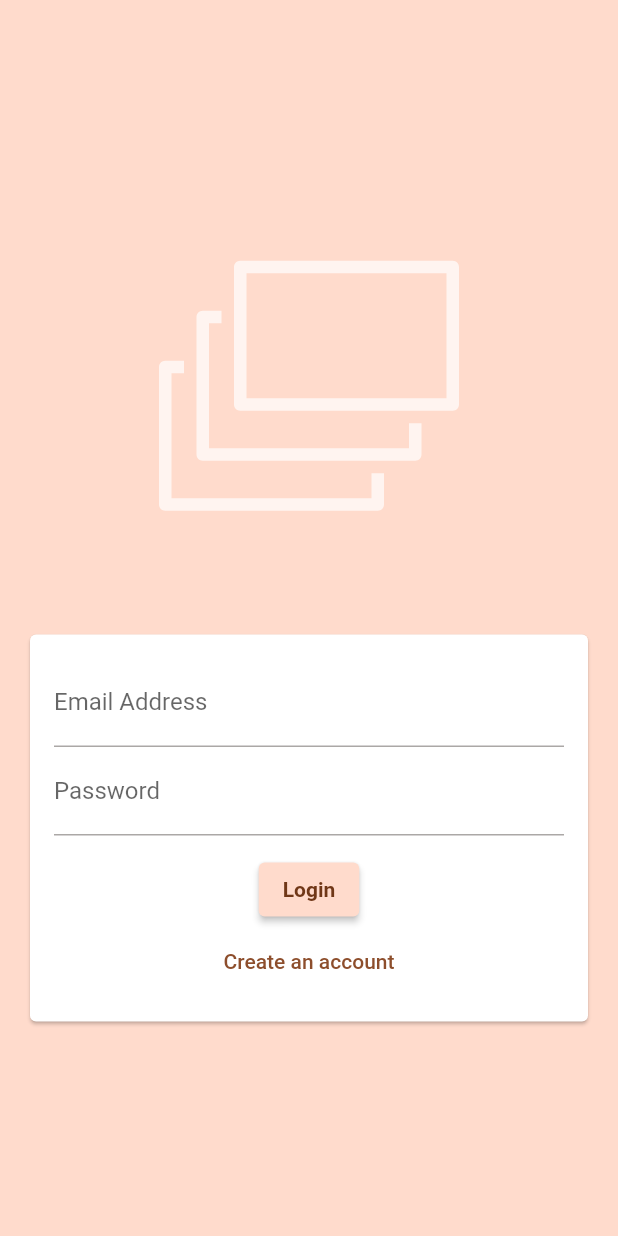
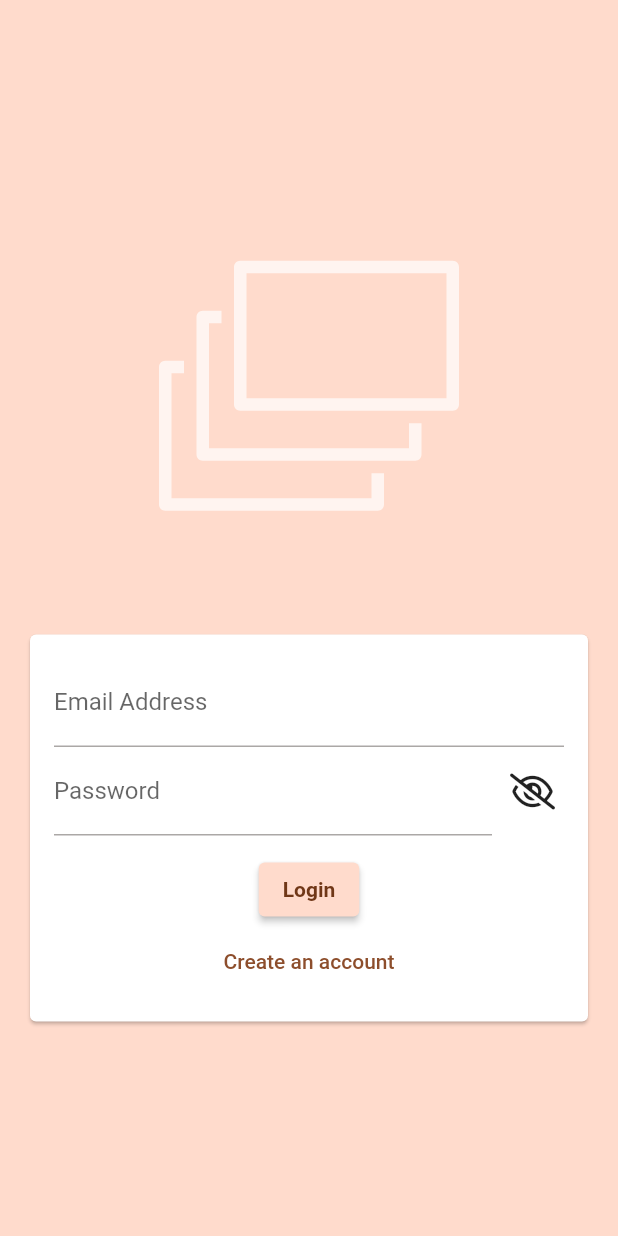
Before and after one commit to lordbenedikt/card_pairs_app_flutter, a Flutter app: the screen it shows after launch, on a phone screen of 412 x 824 dp. Run offline on Flutter 3.47's test engine with Material 2 defaults, Android fonts, the phone set to English and light mode, and no system bars; our stand-ins replace cloud_firestore, firebase_auth, firebase_core, firebase_storage, flip_card, flutter_image_compress and 7 more; accounts and stored records are empty.

```diff
--- a/lib/screens/auth.dart
+++ b/lib/screens/auth.dart
@@ -2,6 +2,7 @@ import 'dart:io';
 import 'dart:typed_data';
 
 import 'package:flutter_svg/svg.dart';
+import 'package:font_awesome_flutter/font_awesome_flutter.dart';
 import 'package:memory/models/user.dart';
 import 'package:memory/widgets/user_image_picker.dart';
 import 'package:cloud_firestore/cloud_firestore.dart';
@@ -27,6 +28,7 @@ class _AuthScreenState extends State<AuthScreen> {
   Uint8List? _selectedImage;
   var _isAuthenticating = false;
   var _validationDone = false;
+  var _obscurePassword = true;
 
   void _submit() async {
     _validationDone = true;
@@ -179,13 +181,16 @@ class _AuthScreenState extends State<AuthScreen> {
                                 onSaved: (value) {
                                   _enteredUsername = value!;
                                 }),
-                          TextFormField(
+                          Row(children: [
+                            Expanded(
+                              child: TextFormField(
                                 key: const ValueKey('password'),
-                              decoration:
-                                  const InputDecoration(labelText: 'Password'),
-                              obscureText: true,
+                                decoration: const InputDecoration(
+                                    labelText: 'Password'),
+                                obscureText: _obscurePassword,
                                 validator: (value) {
-                                if (value == null || value.trim().length < 6) {
+                                  if (value == null ||
+                                      value.trim().length < 6) {
                                     return 'Password must be at least 6 characters long.';
                                   }
                                   return null;
@@ -195,7 +200,21 @@ class _AuthScreenState extends State<AuthScreen> {
                                 },
                                 onSaved: (value) {
                                   _enteredPassword = value!;
-                              }),
+                                },
+                              ),
+                            ),
+                            IconButton(
+                              onPressed: () {
+                                setState(
+                                    () => _obscurePassword = !_obscurePassword);
+                              },
+                              icon: Icon(
+                                _obscurePassword
+                                    ? FontAwesomeIcons.eyeSlash
+                                    : FontAwesomeIcons.eye,
+                              ),
+                            ),
+                          ]),
                           const SizedBox(height: 12),
                           if (_isAuthenticating)
                             const CircularProgressIndicator(),
--- a/lib/screens/memory.dart
+++ b/lib/screens/memory.dart
@@ -1,5 +1,5 @@
 import 'dart:math';
-import 'dart:io' show Platform;
+import 'dart:io';
 
 import 'package:flip_card/flip_card_controller.dart';
 import 'package:flutter/foundation.dart';
@@ -153,7 +153,9 @@ class _MemoryScreenBodyState extends State<MemoryScreenBody> {
   List<int> discoveredCards = [];
   bool doingPairCheck = false;
   bool setupDone = false;
-  bool showFlipAnimation = !((Platform.isAndroid || Platform.isIOS) && kIsWeb);
+  bool showFlipAnimation = !(kIsWeb &&
+      (defaultTargetPlatform == TargetPlatform.android ||
+          defaultTargetPlatform == TargetPlatform.iOS));
 
   late final int cols;
   late final int rows;
```
Lines whose indentation alone changed are shown as unchanged.
